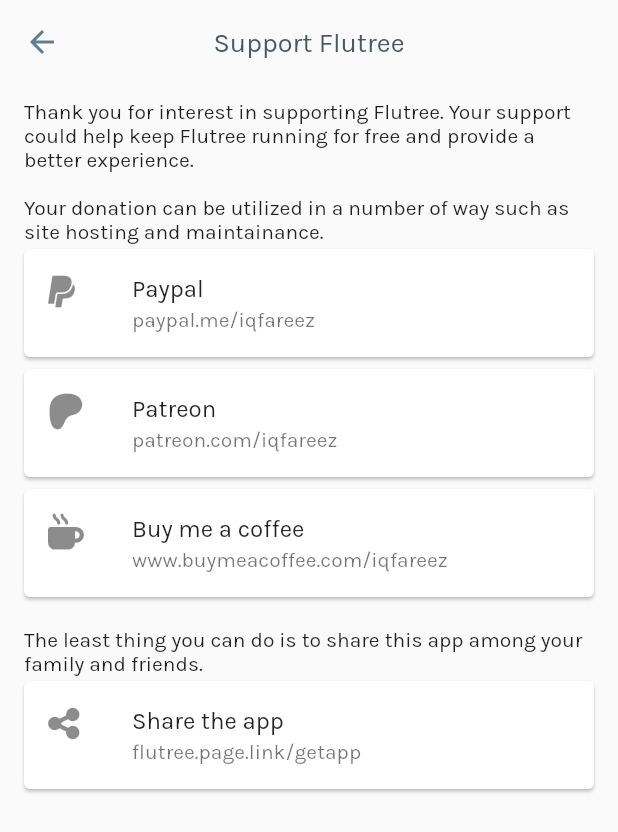
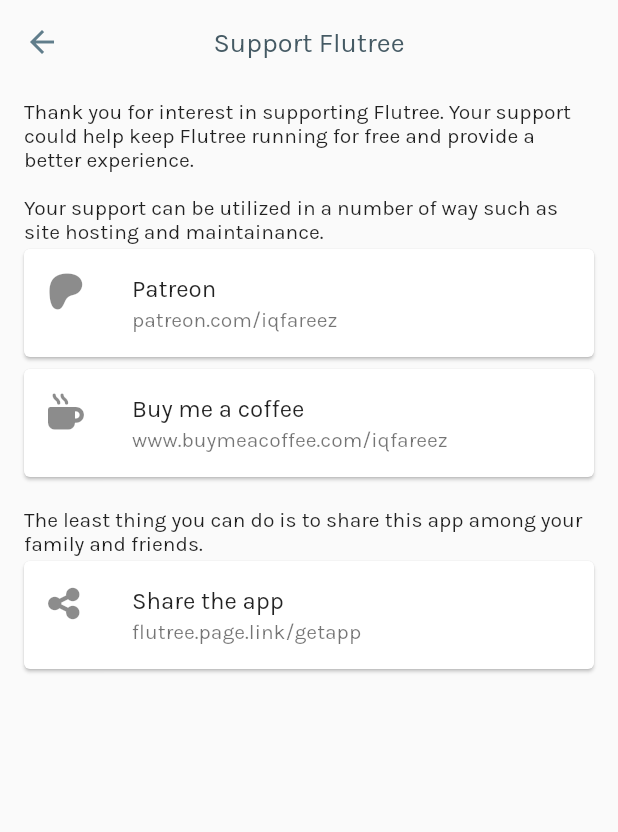
Before and after one commit to flutree/flutree, a Flutter app: the Donate screen opened directly, on a phone screen of 412 x 824 dp. Shown: the top 832 px of the screen. Run offline on Flutter 3.47's test engine with Material 2 defaults, Android fonts, the light colour scheme and no system bars; our stand-ins replace cloud_firestore, dio, dotted_border, firebase_analytics, firebase_auth, firebase_core and 12 more; missing offline and left inert: dough; accounts and stored records are empty.

Commit message:
:green_heart: Fixes 30. Hide PayPal

```diff
--- a/lib/views/screens/donate.dart
+++ b/lib/views/screens/donate.dart
@@ -1,3 +1,4 @@
+import 'package:flutter/foundation.dart';
 import 'package:flutter/material.dart';
 import 'package:flutter/services.dart';
 import 'package:fluttertoast/fluttertoast.dart';
@@ -45,7 +46,8 @@
                 const Text(
                     'Thank you for interest in supporting Flutree. Your support could help keep Flutree running for free and provide a better experience.'),
                 const Text(
-                    '\nYour donation can be utilized in a number of way such as site hosting and maintainance.'),
+                    '\nYour support can be utilized in a number of way such as site hosting and maintainance.'),
+                if (kIsWeb)
                   DonateCard(
                     label: 'Paypal',
                     link: _links['paypal']!.replaceAll("https://", ""),
--- a/pubspec.yaml
+++ b/pubspec.yaml
@@ -3,7 +3,7 @@
 
 publish_to: "none"
 
-version: 4.0.0+32
+version: 4.0.0-hotfix.1+33
 
 environment:
   sdk: ">=2.12.0 <3.0.0"
```
Lines whose indentation alone changed are shown as unchanged.
